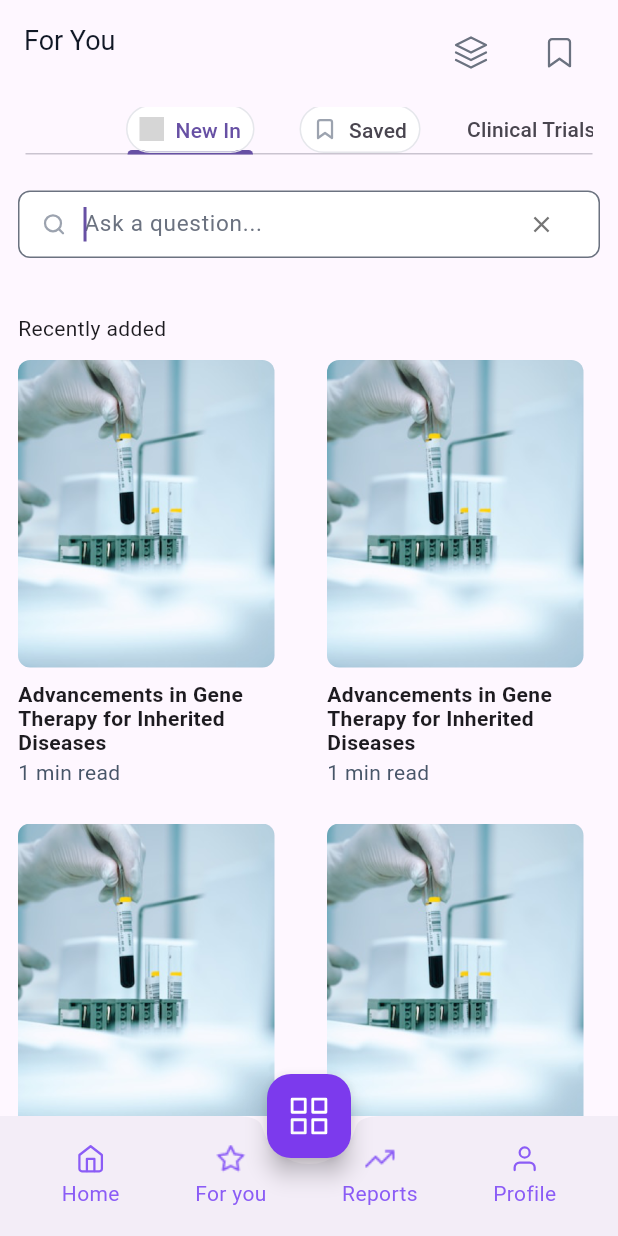
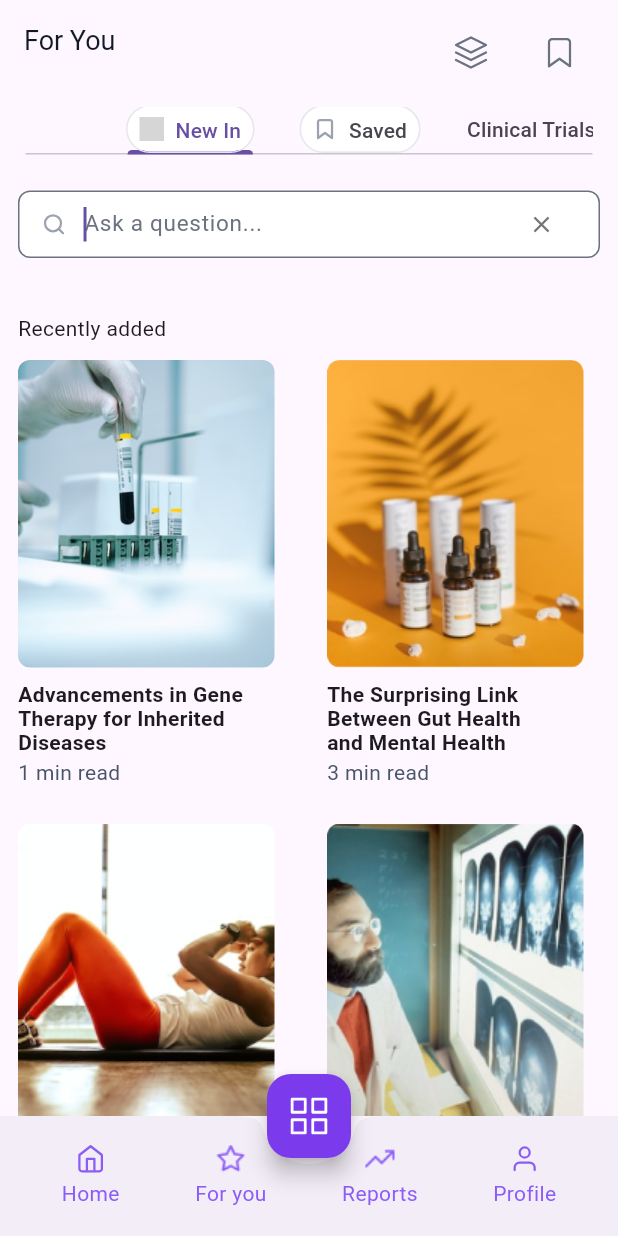
Before and after one commit to RasZarky/Mediboard, a Flutter app: the ForYouPage screen opened directly, on a phone screen of 412 x 824 dp. Run offline on Flutter 3.47's test engine with Material 3 defaults, Android fonts, the phone set to English and light mode, and no system bars; our stand-ins replace cached_network_image, carousel_slider, flutter_svg, flutter_xlider, readmore, smooth_page_indicator; missing offline and left inert: circular_chart_flutter; grey boxes are pictures that could not be loaded.

Commit message:
for you page improved

```diff
--- a/lib/routes/forYou/for_you_page.dart
+++ b/lib/routes/forYou/for_you_page.dart
@@ -227,11 +227,15 @@ class ForYouPageState extends State<ForYouPage> with TickerProviderStateMixin {
                     mainAxisSpacing: 24,
                     crossAxisSpacing: 24),
                 physics: const BouncingScrollPhysics(),
-                itemCount: 8,
+                itemCount: gridItems.length,
                 itemBuilder: (context, index) {
+                  final itemData = gridItems[index];
                   return Article3ItemWidget(onTapArticle: () {
                     onTapArticle(context);
-                  });
+                  },
+                    imagePath: itemData.imagePath,
+                    headline: itemData.headline,
+                    duration: itemData.duration,);
                 }),
             const SizedBox(height: 35),
             _buildMedicalFields(context),
@@ -268,3 +272,30 @@ class ForYouPageState extends State<ForYouPage> with TickerProviderStateMixin {
         builder: (context) => const ArticleTabContainerScreen()));
   }
 }
+
+class GridItemData {
+  final String imagePath;
+  final String headline;
+  final String duration;
+
+  GridItemData( {
+    required this.imagePath,
+    required this.headline,
+    required this.duration,
+  });
+}
+
+final List<GridItemData> gridItems = [
+  GridItemData(imagePath: "assets/img_rectangle_175.png", headline: "Advancements in Gene Therapy for Inherited Diseases", duration: "1 min read" ),
+  GridItemData(imagePath: "assets/Rectangle 175.png", headline: "The Surprising Link Between Gut Health and Mental Health", duration: "3 min read" ),
+  GridItemData(imagePath: "assets/excersice.png", headline: "The Benefits of Regular Exercise for Heart Health", duration: "1 min read" ),
+  GridItemData(imagePath: "assets/doc.png", headline: "Understanding the Latest Research on Alzheimer's Disease", duration: "12 min read" ),
+  GridItemData(imagePath: "assets/img_rectangle_175_3.png", headline: "How Artificial Intelligence is Revolutionizing Healthcare", duration: "1 min read" ),
+  GridItemData(imagePath: "assets/meditate.png", headline: "The Power of Meditation for Managing Chronic Pain", duration: "1 min read" ),
+
+
+
+
+
+
+];
--- a/lib/routes/forYou/widgets/article3_item_widget.dart
+++ b/lib/routes/forYou/widgets/article3_item_widget.dart
@@ -2,9 +2,12 @@ import 'package:flutter/material.dart';
 import 'package:mediboard/widgets/custom_image_view.dart';
 
 class Article3ItemWidget extends StatelessWidget {
+  final String imagePath;
+  final String headline;
+  final String duration;
   Article3ItemWidget({
     Key? key,
-    this.onTapArticle,
+    this.onTapArticle, required this.imagePath, required this.headline, required this.duration,
   }) : super(
           key: key,
         );
@@ -21,7 +24,7 @@ class Article3ItemWidget extends StatelessWidget {
         crossAxisAlignment: CrossAxisAlignment.start,
         children: [
           CustomImageView(
-            imagePath: "assets/img_rectangle_175.png",
+            imagePath: imagePath,
             height: 205,
             width: 171,
             radius: BorderRadius.circular(
@@ -29,10 +32,10 @@ class Article3ItemWidget extends StatelessWidget {
             ),
           ),
           const SizedBox(height: 10),
-          const SizedBox(
+           SizedBox(
             width: 156,
             child: Text(
-              "Advancements in Gene Therapy for Inherited Diseases",
+              headline,
               maxLines: 3,
               overflow: TextOverflow.ellipsis,
               style: TextStyle(
@@ -43,8 +46,8 @@ class Article3ItemWidget extends StatelessWidget {
             ),
           ),
           const SizedBox(height: 2),
-          const Text(
-            "1 min read",
+          Text(
+            duration,
             style: TextStyle(
               color: Color(0XFF475568)
             ),
--- a/lib/routes/notifications/notifications_screen.dart
+++ b/lib/routes/notifications/notifications_screen.dart
@@ -45,7 +45,7 @@ class _NotificationsScreenState extends State<NotificationsScreen> with TickerPr
               height: 60,
               leadingWidth: 40,
               leading: AppbarLeadingImage(
-                  imagePath: "assets/img_arrow_down_gray_600_01.svg",
+                  imagePath: "assets/chevron-left.png",
                   margin: const EdgeInsets.only(left: 16, top: 18, bottom: 18),
                   onTap: () {
                     onTapArrowLeft(context);
```
Also changed, not shown: lib/routes/forYou/article_page.dart (+5 -3 lines), lib/routes/forYou/article_tab_container_screen.dart (+44 -7 lines), assets/Rectangle 175.png (added), assets/doc.png (added), assets/excersice.png (added), assets/meditate.png (added).
